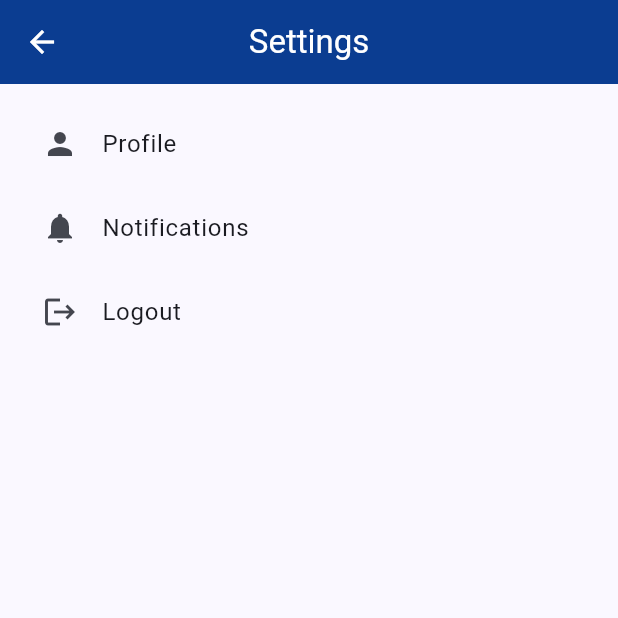
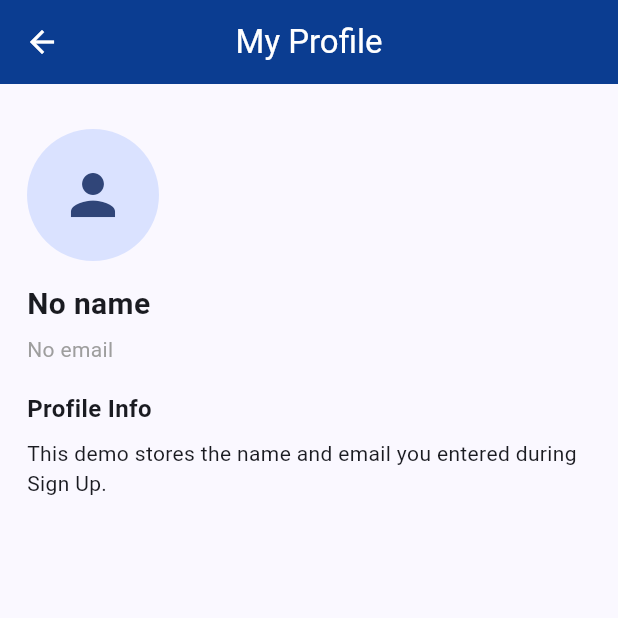
Before and after one commit to mahmoud-ahmed88/booking_project, a Flutter app: the SettingsPage screen opened by its route, after a tap on "Profile", on a phone screen of 412 x 824 dp, the top half of it. Run offline on Flutter 3.47's test engine with Material 3 defaults, Android fonts, the phone set to English and light mode, and no system bars.

Commit message:
clinic_2

```diff
--- a/lib/data/fake_data.dart
+++ b/lib/data/fake_data.dart
@@ -35,3 +35,7 @@ final List<Doctor> gDoctors = [
 ];
 
 final List<Booking> gMyBookings = [];
+
+// Simple current user storage (demo-only)
+String? gCurrentUserName;
+String? gCurrentUserEmail;
--- a/lib/screens/auth/role_selection_page.dart
+++ b/lib/screens/auth/role_selection_page.dart
@@ -50,8 +50,8 @@ class _RoleSelectionPageState extends State<RoleSelectionPage> {
                   margin: const EdgeInsets.symmetric(vertical: 8),
                   padding: const EdgeInsets.symmetric(vertical: 14),
                   decoration: BoxDecoration(
-                      color: flashDoctor
-                          ? Colors.blueAccent.withOpacity(.8)
+                        color: flashDoctor
+                          ? Colors.blueAccent.withAlpha((0.8 * 255).round())
                           : Colors.blueAccent,
                       borderRadius: BorderRadius.circular(12)),
                   child: const Center(
--- a/lib/screens/auth/signup_page.dart
+++ b/lib/screens/auth/signup_page.dart
@@ -1,5 +1,6 @@
 import 'package:flutter/material.dart';
 import '../../core/thema.dart';
+import '../../data/fake_data.dart';
 import 'role_selection_page.dart';
 
 class SignUpPage extends StatefulWidget {
@@ -23,9 +24,11 @@ class _SignUpPageState extends State<SignUpPage> {
   }
 
   void _signup() {
-    // demo-only: go to role selection
+    // store demo user info and go to role selection
+    gCurrentUserName = _name.text.trim().isEmpty ? null : _name.text.trim();
+    gCurrentUserEmail = _email.text.trim().isEmpty ? null : _email.text.trim();
     Navigator.pushReplacement(
-        context, MaterialPageRoute(builder: (_) => const RoleSelectionPage()));
+      context, MaterialPageRoute(builder: (_) => const RoleSelectionPage()));
   }
 
   @override
--- a/lib/screens/patient/my_appointments_page.dart
+++ b/lib/screens/patient/my_appointments_page.dart
@@ -37,7 +37,7 @@ class _MyAppointmentsPageState extends State<MyAppointmentsPage> {
                       const EdgeInsets.symmetric(horizontal: 12, vertical: 8),
                   child: ListTile(
                     leading: const Icon(Icons.calendar_month),
-                    title: Text('${b.doctorName}'),
+                    title: Text(b.doctorName),
                     subtitle: Text('${b.dateKey} • ${b.time}'),
                     trailing: IconButton(
                       icon: const Icon(Icons.delete, color: Colors.red),
--- /dev/null
+++ b/lib/screens/patient/profile_page.dart
@@ -0,0 +1,31 @@
+import 'package:flutter/material.dart';
+import '../../data/fake_data.dart';
+
+class ProfilePage extends StatelessWidget {
+  const ProfilePage({super.key});
+
+  @override
+  Widget build(BuildContext context) {
+    return Scaffold(
+      appBar: AppBar(title: const Text('My Profile')),
+      body: Padding(
+        padding: const EdgeInsets.all(18.0),
+        child: Column(
+          crossAxisAlignment: CrossAxisAlignment.start,
+          children: [
+            const SizedBox(height: 12),
+            const CircleAvatar(radius: 44, child: Icon(Icons.person, size: 44)),
+            const SizedBox(height: 14),
+            Text(gCurrentUserName ?? 'No name', style: const TextStyle(fontSize: 20, fontWeight: FontWeight.bold)),
+            const SizedBox(height: 6),
+            Text(gCurrentUserEmail ?? 'No email', style: const TextStyle(color: Colors.grey)),
+            const SizedBox(height: 18),
+            const Text('Profile Info', style: TextStyle(fontSize: 16, fontWeight: FontWeight.bold)),
+            const SizedBox(height: 8),
+            const Text('This demo stores the name and email you entered during Sign Up.'),
+          ],
+        ),
+      ),
+    );
+  }
+}
--- a/lib/screens/settings/settings_page.dart
+++ b/lib/screens/settings/settings_page.dart
@@ -1,5 +1,7 @@
 import 'package:flutter/material.dart';
 import '../auth/login_page.dart';
+import '../patient/profile_page.dart';
+import '../patient/my_appointments_page.dart';
 
 class SettingsPage extends StatelessWidget {
   const SettingsPage({super.key});
@@ -10,13 +12,19 @@ class SettingsPage extends StatelessWidget {
       appBar: AppBar(title: const Text('Settings')),
       body: ListView(padding: const EdgeInsets.all(12), children: [
         ListTile(
-            leading: const Icon(Icons.person),
-            title: const Text('Profile'),
-            onTap: () {}),
+          leading: const Icon(Icons.person),
+          title: const Text('Profile'),
+          onTap: () {
+            Navigator.push(context,
+              MaterialPageRoute(builder: (_) => const ProfilePage()));
+          }),
         ListTile(
-            leading: const Icon(Icons.notifications),
-            title: const Text('Notifications'),
-            onTap: () {}),
+          leading: const Icon(Icons.notifications),
+          title: const Text('Notifications'),
+          onTap: () {
+            Navigator.push(context,
+              MaterialPageRoute(builder: (_) => const MyAppointmentsPage()));
+          }),
         ListTile(
           leading: const Icon(Icons.logout),
           title: const Text('Logout'),
```
Also changed, not shown: lib/screens/doctor/appointment_screen.dart (+84 -16 lines), lib/screens/doctor/dashboard_page.dart (+21 -8 lines), lib/screens/patient/doctor_profile_page.dart (+28 -0 lines).
